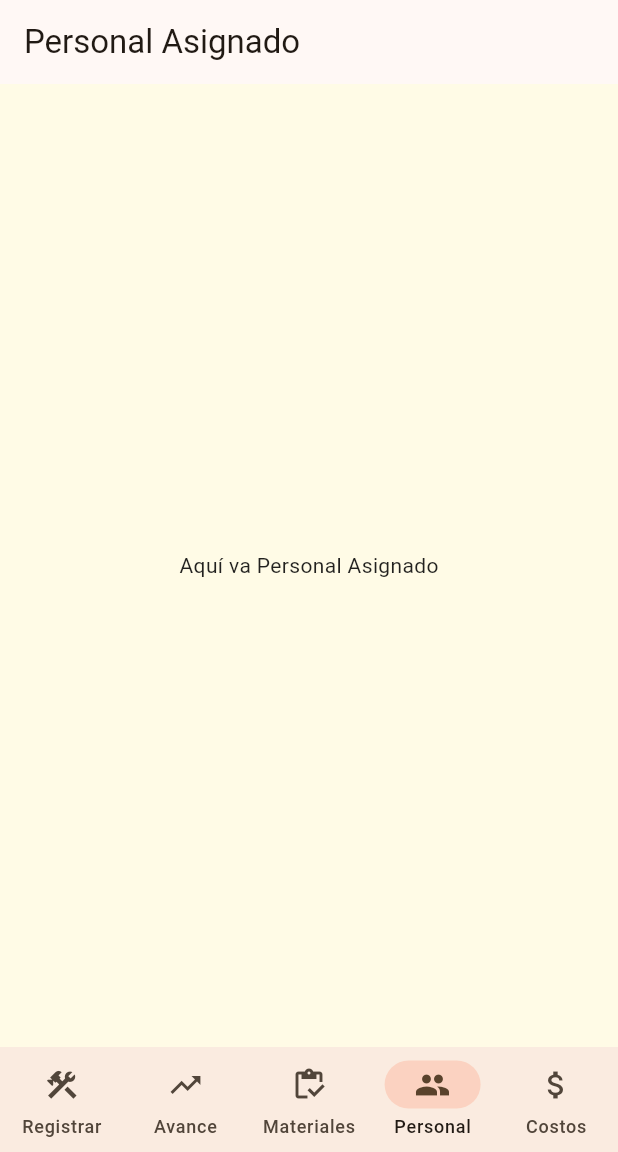
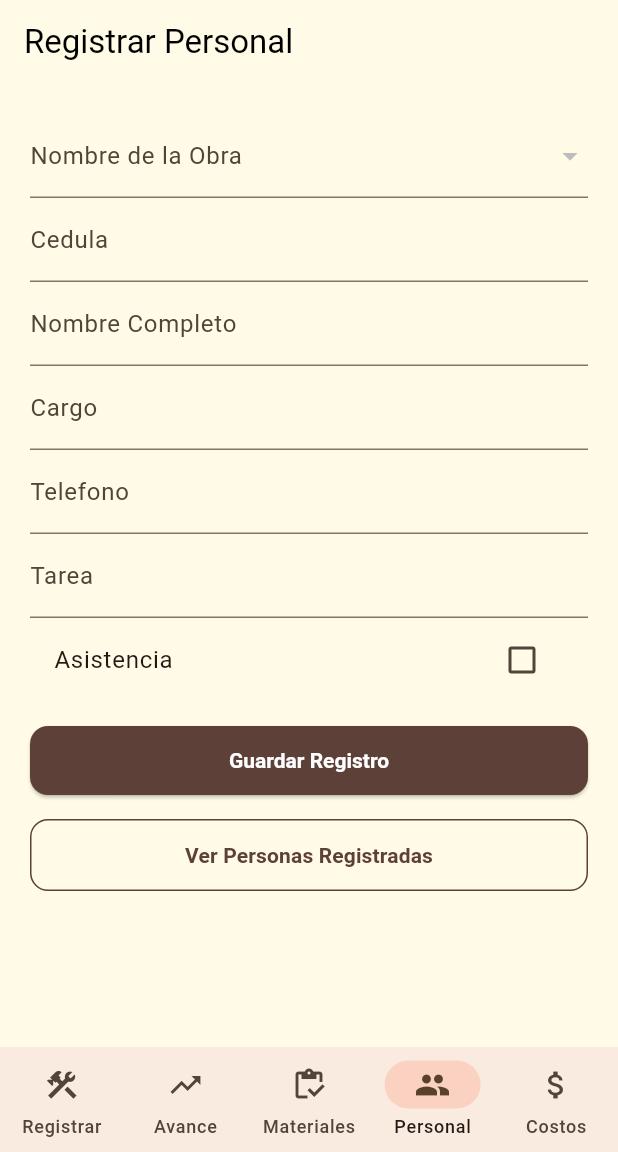
Before and after one commit to Peter16Xo/app_construccion, a Flutter app: the MyHomePageVentanaPrincipal screen opened directly, item 4 of the bottom bar chosen, on a phone screen of 412 x 824 dp, the part 84-1236 px from its top. Run offline on Flutter 3.47's test engine with Material 3 defaults, Android fonts, the light colour scheme and no system bars; our stand-ins replace sqflite; accounts and stored records are empty.

Commit message:
Agregando Personal Asignado

```diff
--- /dev/null
+++ b/lib/PersonalAsignado/registrarpersonal.dart
@@ -0,0 +1,198 @@
+import 'package:app_construccion/PersonalAsignado/listarpersonal.dart';
+import 'package:flutter/material.dart';
+import '../database/database_helper.dart';
+
+class RegistrarPersonalPage extends StatefulWidget {
+  const RegistrarPersonalPage({super.key});
+
+  @override
+  State<RegistrarPersonalPage> createState() => _RegistrarObraPageState();
+}
+
+class _RegistrarObraPageState extends State<RegistrarPersonalPage> {
+  final _formKey = GlobalKey<FormState>();
+  final _cedulaController = TextEditingController();
+  final _nombreCompletoController = TextEditingController();
+  final _cargoController = TextEditingController();
+  final _telefonoController = TextEditingController();
+  final _tareaController = TextEditingController();
+  bool asistencia = false;
+
+  // Metodos para almacenar, refrescar y cargar las obras
+  List<String> _obras = [];
+  String? _obraSeleccionada;
+
+  @override
+  void initState() {
+    super.initState();
+    _cargarObras();
+  }
+
+  Future<void> _cargarObras() async {
+    final db = await DatabaseHelper.instance.database;
+    final result = await db.query('registroobras');
+    setState(() {
+      _obras = result.map((row) => row['nombre'].toString()).toList();
+    });
+  }
+
+  // Metodo para guardar los registros
+  Future<void> _guardarPersonal() async {
+    if (_formKey.currentState!.validate()) {
+      final db = await DatabaseHelper.instance.database;
+
+      await db.insert('personalasignado', {
+        'nombreObra': _obraSeleccionada!,
+        'cedula': _cedulaController.text.trim(),
+        'nombreCompleto': _nombreCompletoController.text.trim(),
+        'cargo': _cargoController.text.trim(),
+        'telefono': _telefonoController.text.trim(),
+        'tarea': _tareaController.text.trim(),
+        'asistencia': asistencia ? 1 : 0,
+      });
+      ScaffoldMessenger.of(context).showSnackBar(
+        const SnackBar(content: Text('Obra registrada correctamente')),
+      );
+      limpiarCampos();
+      setState(() {});
+    } else {
+      ScaffoldMessenger.of(context).showSnackBar(
+        const SnackBar(content: Text('Completa todos los campos')),
+      );
+    }
+  }
+
+  // Metodo para limpiar los campos
+  void limpiarCampos() {
+    _obraSeleccionada = null;
+    _cedulaController.clear();
+    _nombreCompletoController.clear();
+    _cargoController.clear();
+    _telefonoController.clear();
+    _tareaController.clear();
+    asistencia = false;
+  }
+
+  void _verpersonalR() {
+    // sirve para direccionar desde una ventana hacia otra
+    Navigator.push(
+      context,
+      MaterialPageRoute(
+        builder: (context) => ListaPersonalPage(), // Lista con base de datos
+      ),
+    );
+  }
+
+  @override
+  Widget build(BuildContext context) {
+    return Scaffold(
+      backgroundColor: const Color(0xFFFFFBE6),
+      appBar: AppBar(
+        title: const Text('Registrar Personal'),
+        backgroundColor: const Color(0xFFFFFBE6),
+        foregroundColor: Colors.black,
+        elevation: 0,
+      ),
+      body: Padding(
+        padding: const EdgeInsets.all(20),
+        child: Form(
+          key: _formKey,
+          child: ListView(
+            children: [
+              DropdownButtonFormField<String>(
+                value: _obraSeleccionada,
+                decoration: const InputDecoration(
+                  labelText: 'Nombre de la Obra',
+                ),
+                items: _obras.map((obra) {
+                  return DropdownMenuItem<String>(
+                    value: obra,
+                    child: Text(obra),
+                  );
+                }).toList(),
+                onChanged: (value) {
+                  setState(() {
+                    _obraSeleccionada = value;
+                  });
+                },
+                validator: (value) => value == null ? 'Campo requerido' : null,
+              ),
+              TextFormField(
+                controller: _cedulaController,
+                decoration: const InputDecoration(labelText: 'Cedula'),
+                validator: (value) => value!.isEmpty ? 'Campo requerido' : null,
+              ),
+              TextFormField(
+                controller: _nombreCompletoController,
+                decoration: const InputDecoration(labelText: 'Nombre Completo'),
+                validator: (value) => value!.isEmpty ? 'Campo requerido' : null,
+              ),
+              TextFormField(
+                controller: _cargoController,
+                decoration: const InputDecoration(labelText: 'Cargo'),
+                validator: (value) => value!.isEmpty ? 'Campo requerido' : null,
+              ),
+              TextFormField(
+                controller: _telefonoController,
+                decoration: const InputDecoration(labelText: 'Telefono'),
+                validator: (value) => value!.isEmpty ? 'Campo requerido' : null,
+              ),
+              TextFormField(
+                controller: _tareaController,
+                decoration: const InputDecoration(labelText: 'Tarea'),
+                validator: (value) => value!.isEmpty ? 'Campo requerido' : null,
+              ),
+              CheckboxListTile(
+                title: Text("Asistencia"),
+                value: asistencia,
+                onChanged: (bool? value) {
+                  setState(() {
+                    asistencia = value!;
+                  });
+                },
+              ),
+              const SizedBox(height: 15),
+
+              // Boton para guardar el personal
+              ElevatedButton(
+                onPressed: _guardarPersonal,
+                style: ElevatedButton.styleFrom(
+                  backgroundColor: Theme.of(context).colorScheme.primary,
+                  foregroundColor: Colors.white,
+                  padding: const EdgeInsets.symmetric(vertical: 15),
+                  shape: RoundedRectangleBorder(
+                    borderRadius: BorderRadius.circular(12),
+                  ),
+                ),
+                child: const Text(
+                  'Guardar Registro',
+                  style: TextStyle(fontWeight: FontWeight.bold),
+                ),
+              ),
+
+              // Boton para ver los registros
+              const SizedBox(height: 15),
+              OutlinedButton(
+                style: OutlinedButton.styleFrom(
+                  foregroundColor: Theme.of(context).colorScheme.primary,
+                  side: BorderSide(
+                    color: Theme.of(context).colorScheme.primary,
+                  ),
+                  padding: const EdgeInsets.symmetric(vertical: 14),
+                  shape: RoundedRectangleBorder(
+                    borderRadius: BorderRadius.circular(12),
+                  ),
+                ),
+                onPressed: _verpersonalR,
+                child: const Text(
+                  'Ver Personas Registradas',
+                  style: TextStyle(fontWeight: FontWeight.bold),
+                ),
+              ),
+            ],
+          ),
+        ),
+      ),
+    );
+  }
+}
--- a/lib/database/database_helper.dart
+++ b/lib/database/database_helper.dart
@@ -17,7 +17,7 @@
     final dbPath = await getDatabasesPath();
     final path = join(dbPath, filePath);
 
-    return await openDatabase(path, version: 1, onCreate: _createDB);
+    return await openDatabase(path, version: 2, onCreate: _createDB);
   }
 
   Future<void> _createDB(Database db, int version) async {
@@ -32,6 +32,7 @@
         fechaFin TEXT NOT NULL
       )
     ''');
+
     // Crear tabla de materiales usados
     await db.execute('''
       CREATE TABLE materialesusados (
@@ -45,6 +46,20 @@
         FOREIGN KEY (idObra) REFERENCES registroobras(id) ON DELETE CASCADE
       )
     ''');
+        // Crecaion tabla personal
+    await db.execute('''
+      CREATE TABLE personalasignado (
+        id INTEGER PRIMARY KEY AUTOINCREMENT,
+        nombreObra TEXT NOT NULL,
+        cedula TEXT NOT NULL,
+        nombreCompleto TEXT NOT NULL,
+        cargo TEXT NOT NULL,
+        telefono TEXT NOT NULL,
+        tarea TEXT NOT NULL,
+        asistencia INTEGER NOT NULL,
+        FOREIGN KEY (nombreObra) REFERENCES registroobras(nombre) ON DELETE CASCADE
+      )
+    ''');
   }
 
   Future close() async {
--- a/lib/ventanaprincipal.dart
+++ b/lib/ventanaprincipal.dart
@@ -1,8 +1,8 @@
+import 'package:app_construccion/PersonalAsignado/registrarpersonal.dart';
 import 'package:flutter/material.dart';
 import 'RegistrObra/registrarobra.dart';
 import 'avanceObra.dart';
 import 'MaterialesUsados/registrarmaterialesusados.dart';
-import 'personalAsignado.dart';
 import 'costosTotales.dart';
 import 'login.dart';
 
@@ -31,7 +31,7 @@
     ),
     AvanceObraPage(),
     RegistrarMaterialesUsadosPage(obras: obras),
-    PersonalAsignadoPage(),
+    RegistrarPersonalPage(),
     CostosTotalesPage(),
   ];
 
```
Also changed, not shown: lib/PersonalAsignado/editarpersonal.dart (added, +150 -0 lines), lib/PersonalAsignado/listarpersonal.dart (added, +165 -0 lines).
